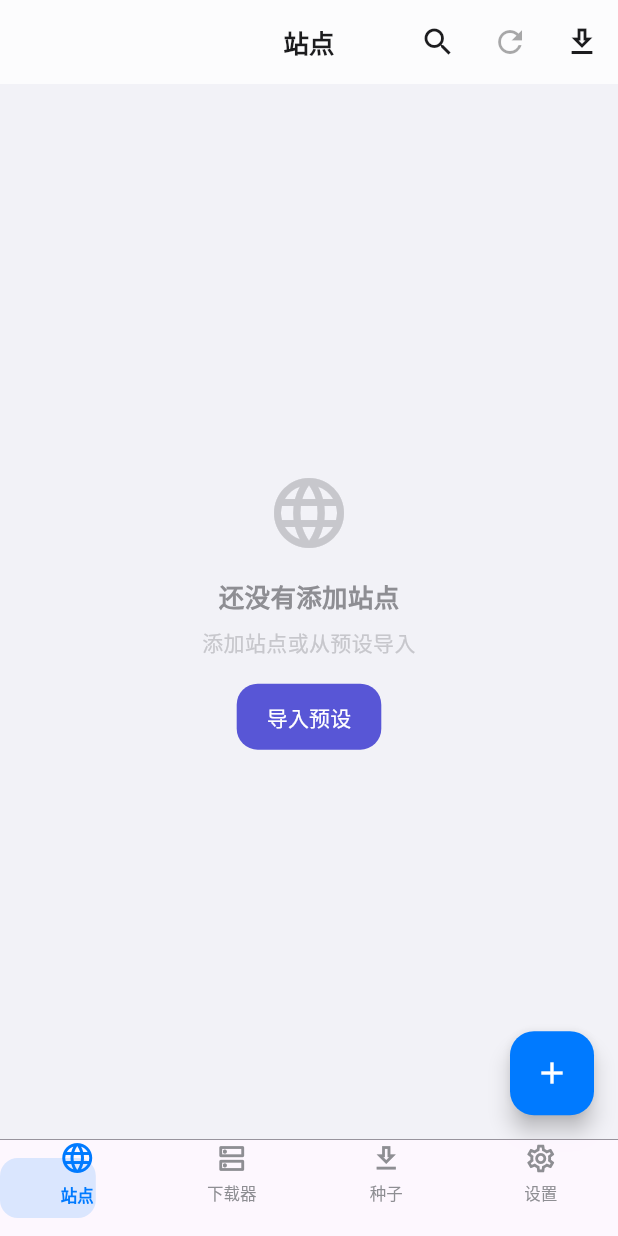
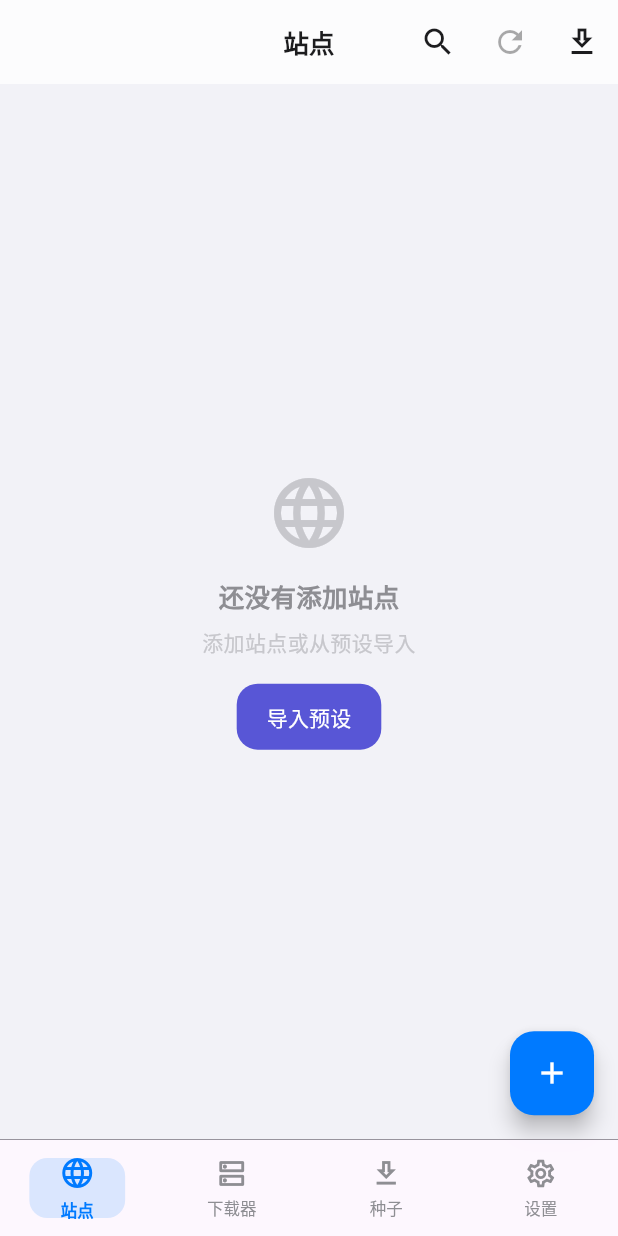
Before and after one commit to zengliming/bit-manager, a Flutter app: the screen it shows after launch, on a phone screen of 412 x 824 dp. Run offline on Flutter 3.47's test engine with Material 3 defaults, Android fonts, the phone set to English and light mode, and no system bars; our stand-ins replace dio, flutter_secure_storage, shared_preferences, webview_flutter.

Commit message:
fix(nav): 修复指示器偏左下未对齐与 icon 距顶部过近

```diff
--- a/lib/widgets/sliding_nav_bar.dart
+++ b/lib/widgets/sliding_nav_bar.dart
@@ -32,8 +32,6 @@ class SlidingNavBar extends StatelessWidget {
     final unselectedColor = colorScheme.onSurfaceVariant;
 
     final n = destinations.length;
-    // 每槽宽度对应的胶囊对齐：第 i 项中心在 (i / (n-1)) 映射到 [-1, 1]
-    final alignmentX = n == 1 ? 0.0 : (selectedIndex / (n - 1)) * 2 - 1;
 
     return SafeArea(
       top: false,
@@ -43,19 +41,23 @@ class SlidingNavBar extends StatelessWidget {
           builder: (context, constraints) {
             final slotWidth = constraints.maxWidth / n;
             final indicatorWidth = slotWidth * _indicatorWidthFactor;
+            // 胶囊 left：选中槽左边缘 + 居中偏移，使胶囊中心精确对齐 tab 中心
+            final indicatorLeft =
+                slotWidth * selectedIndex + (slotWidth - indicatorWidth) / 2;
             return Stack(
               children: [
-                // ── 滑动胶囊指示器 ──
-                AnimatedAlign(
-                  duration: _duration,
-                  curve: _curve,
-                  alignment: Alignment(alignmentX, 0),
-                  child: Padding(
-                    padding: const EdgeInsets.symmetric(vertical: 8),
+                // ── 滑动胶囊指示器（纵向居中）──
+                Positioned(
+                  left: indicatorLeft,
+                  top: 0,
+                  bottom: 0,
                   child: AnimatedContainer(
                     duration: _duration,
                     curve: _curve,
                     width: indicatorWidth,
+                    // 用对齐容器让胶囊在纵向居中，高度固定 40
+                    alignment: Alignment.center,
+                    child: Container(
                       height: 40,
                       decoration: BoxDecoration(
                         color: indicatorColor,
@@ -64,7 +66,7 @@ class SlidingNavBar extends StatelessWidget {
                     ),
                   ),
                 ),
-                // ── 各 tab 内容 ──
+                // ── 各 tab 内容（撑满高度，居中）──
                 Row(
                   children: List.generate(n, (i) {
                     final d = destinations[i];
@@ -114,7 +116,9 @@ class _NavCell extends StatelessWidget {
   @override
   Widget build(BuildContext context) {
     final color = selected ? selectedColor : unselectedColor;
-    return Column(
+    // 撑满格子高度后居中，避免内容被压到顶部
+    return Center(
+      child: Column(
         mainAxisAlignment: MainAxisAlignment.center,
         mainAxisSize: MainAxisSize.min,
         children: [
@@ -146,6 +150,7 @@ class _NavCell extends StatelessWidget {
           child: Text(destination.label),
         ),
       ],
+      ),
     );
   }
 }
```
Lines whose indentation alone changed are shown as unchanged.
